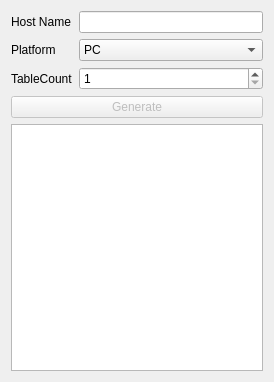
Mateus224/rotable, file LicenceGenerator/mainwindow.ui: the form before one commit.
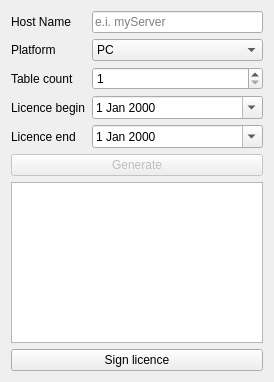
The form after the commit.

Commit message: Add field licence begin/end

Patch:
```diff
--- a/LicenceGenerator/mainwindow.ui
+++ b/LicenceGenerator/mainwindow.ui
@@ -17,7 +17,14 @@
    <item>
     <layout class="QFormLayout" name="formLayout">
      <item row="0" column="1">
-      <widget class="QLineEdit" name="hostNameLineEdit"/>
+      <widget class="QLineEdit" name="hostNameLineEdit">
+       <property name="locale">
+        <locale language="English" country="UnitedKingdom"/>
+       </property>
+       <property name="placeholderText">
+        <string>e.i. myServer</string>
+       </property>
+      </widget>
      </item>
      <item row="1" column="0">
       <widget class="QLabel" name="platformLabel">
@@ -43,7 +50,7 @@
      <item row="2" column="0">
       <widget class="QLabel" name="tableCountLabel">
        <property name="text">
-        <string>TableCount</string>
+        <string>Table count</string>
        </property>
       </widget>
      </item>
@@ -64,6 +71,46 @@
        </property>
       </widget>
      </item>
+     <item row="3" column="0">
+      <widget class="QLabel" name="licenceBeginLabel">
+       <property name="locale">
+        <locale language="English" country="UnitedKingdom"/>
+       </property>
+       <property name="text">
+        <string>Licence begin</string>
+       </property>
+      </widget>
+     </item>
+     <item row="3" column="1">
+      <widget class="QDateEdit" name="licenceBeginDateEdit">
+       <property name="locale">
+        <locale language="English" country="UnitedKingdom"/>
+       </property>
+       <property name="calendarPopup">
+        <bool>true</bool>
+       </property>
+      </widget>
+     </item>
+     <item row="4" column="0">
+      <widget class="QLabel" name="licenceEndLabel">
+       <property name="locale">
+        <locale language="English" country="UnitedKingdom"/>
+       </property>
+       <property name="text">
+        <string>Licence end</string>
+       </property>
+      </widget>
+     </item>
+     <item row="4" column="1">
+      <widget class="QDateEdit" name="licenceEndDateEdit">
+       <property name="locale">
+        <locale language="English" country="UnitedKingdom"/>
+       </property>
+       <property name="calendarPopup">
+        <bool>true</bool>
+       </property>
+      </widget>
+     </item>
     </layout>
    </item>
    <item>
@@ -83,6 +130,16 @@
      </property>
     </widget>
    </item>
+   <item>
+    <widget class="QPushButton" name="pushButton_2">
+     <property name="locale">
+      <locale language="English" country="UnitedKingdom"/>
+     </property>
+     <property name="text">
+      <string>Sign licence</string>
+     </property>
+    </widget>
+   </item>
   </layout>
  </widget>
  <layoutdefault spacing="6" margin="11"/>
```
Left out of the diff: 43 changed lines with no effect on the pictures. The commit also changes 4 other files.
